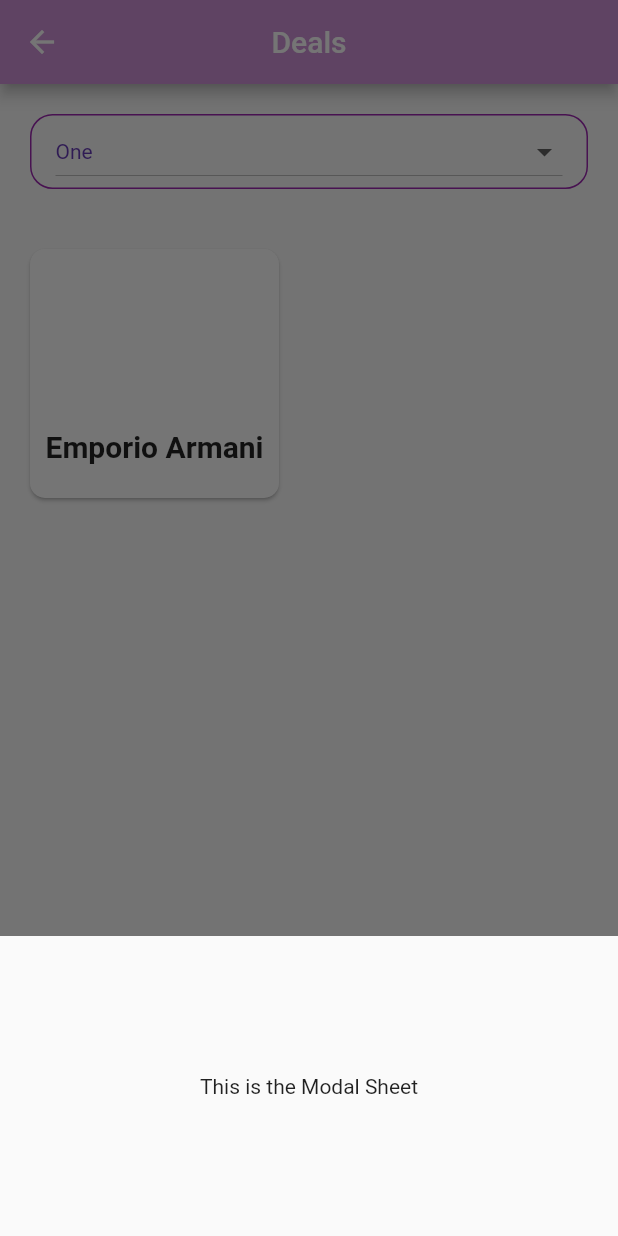
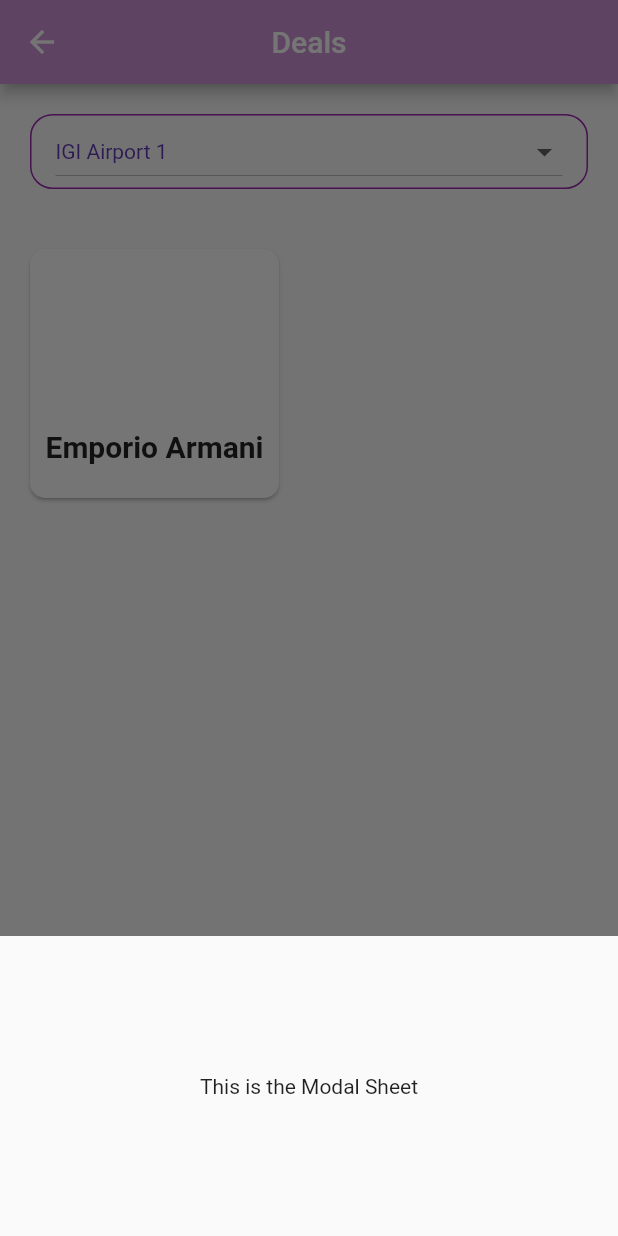
Before and after one commit to bhatiagagan24/Jack-The-Hack-Hackathon-, a Flutter app: the Deals screen opened directly, after a tap on "Emporio Armani", on a phone screen of 412 x 824 dp. Run offline on Flutter 3.47's test engine with Material 2 defaults, Android fonts, the phone set to English and light mode, and no system bars; our stand-ins replace carousel_slider, font_awesome_flutter; missing offline and left inert: qr_code_scanner; network calls fail.

Commit message:
Added a minor fix

```diff
--- a/lib/screens/app_deals.dart
+++ b/lib/screens/app_deals.dart
@@ -9,7 +9,7 @@
 }
 
 class _DealsState extends State<Deals> {
-  String dropdownValue = 'One';
+  String dropdownValue = 'IGI Airport 1';
   @override
   Widget build(BuildContext context) {
     return Scaffold(
@@ -39,8 +39,12 @@
                     dropdownValue = newValue!;
                   });
                 },
-                items: <String>['One', 'Two', 'Free', 'Four']
-                    .map<DropdownMenuItem<String>>((String value) {
+                items: <String>[
+                  'IGI Airport 1',
+                  'IGI Airport 2',
+                  'IGI Airport 3',
+                  'IGI Airport 4'
+                ].map<DropdownMenuItem<String>>((String value) {
                   return DropdownMenuItem<String>(
                     value: value,
                     child: Text(value),
```
